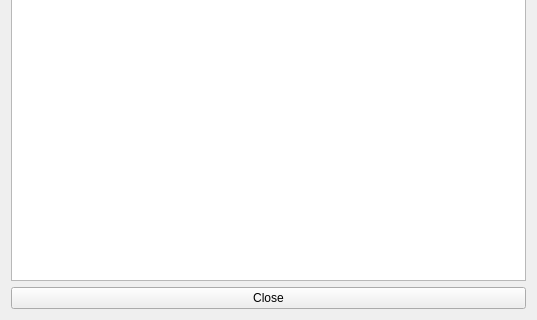
First picture: the form in sfinder/maindlg.ui, repository cniehaus/biotools, before the edit; both pictures show x 0 to 537 and y 175 to 495 of the 537 by 495 pixel window.
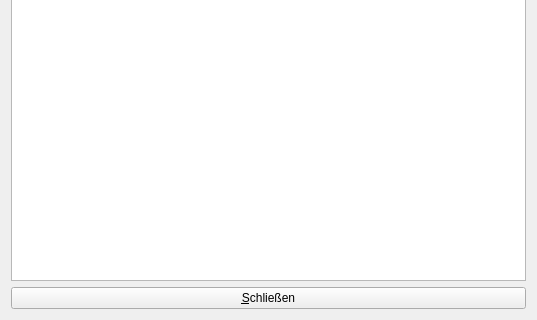
Second picture: the form after the edit.

```diff
--- a/sfinder/maindlg.ui
+++ b/sfinder/maindlg.ui
@@ -94,10 +94,10 @@
      </column>
     </widget>
    </item>
-   <item row="3" column="0" colspan="4">
-    <widget class="QPushButton" name="closeButton">
-     <property name="text">
-      <string>Close</string>
+   <item row="3" column="0" colspan="4" >
+    <widget class="QPushButton" name="closeButton" >
+     <property name="text" >
+      <string>&amp;Schließen</string>
      </property>
     </widget>
    </item>
```
Left out of the diff: 67 changed lines with no effect on the pictures.
